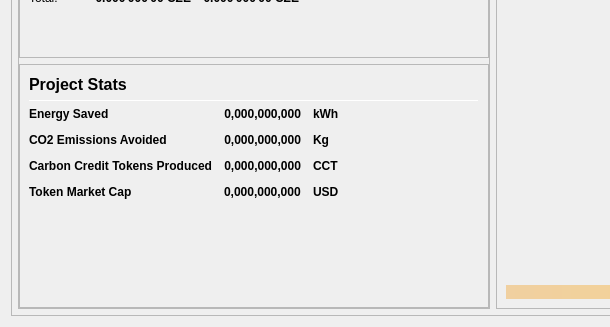
Carbon-Zero/CarbonZero, file src/qt/forms/overviewpage.ui: the form before one commit; both pictures show x 0 to 610 and y 514 to 841 of the 978 by 841 pixel window.
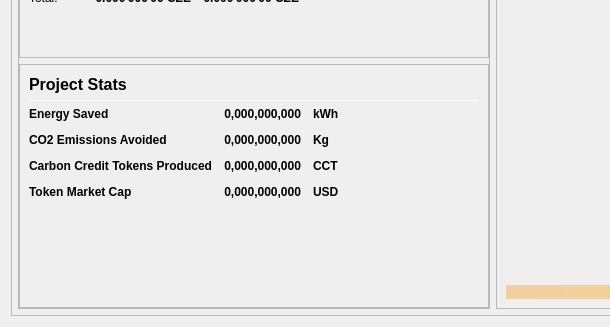
The form after the commit.

Diff of the .ui file:
```diff
--- a/src/qt/forms/overviewpage.ui
+++ b/src/qt/forms/overviewpage.ui
@@ -901,7 +901,7 @@
                       </widget>
                      </item>
                      <item>
-                      <layout class="QGridLayout" name="gridLayout_5" rowstretch="0,0,0,0,0,0">
+                      <layout class="QGridLayout" name="gridLayout_5" rowstretch="0,0,0,0,0">
                        <property name="spacing">
                         <number>12</number>
                        </property>
@@ -916,6 +916,9 @@
                          <property name="text">
                           <string>0,000,000,000</string>
                          </property>
+                         <property name="alignment">
+                          <set>Qt::AlignRight|Qt::AlignTrailing|Qt::AlignVCenter</set>
+                         </property>
                         </widget>
                        </item>
                        <item row="1" column="1">
@@ -948,6 +951,35 @@
                          <property name="text">
                           <string>Token Market Cap</string>
                          </property>
+                         <property name="indent">
+                          <number>0</number>
+                         </property>
+                        </widget>
+                       </item>
+                       <item row="4" column="3">
+                        <spacer name="horizontalSpacer_4">
+                         <property name="orientation">
+                          <enum>Qt::Horizontal</enum>
+                         </property>
+                         <property name="sizeHint" stdset="0">
+                          <size>
+                           <width>40</width>
+                           <height>14</height>
+                          </size>
+                         </property>
+                        </spacer>
+                       </item>
+                       <item row="4" column="2">
+                        <widget class="QLabel" name="labelMarketCapUnitText">
+                         <property name="font">
+                          <font>
+                           <weight>75</weight>
+                           <bold>true</bold>
+                          </font>
+                         </property>
+                         <property name="text">
+                          <string>USD</string>
+                         </property>
                         </widget>
                        </item>
                        <item row="2" column="1">
@@ -1075,32 +1107,6 @@
                          </property>
                         </widget>
                        </item>
-                       <item row="4" column="2">
-                        <widget class="QLabel" name="labelMarketCapUnitText">
-                         <property name="font">
-                          <font>
-                           <weight>75</weight>
-                           <bold>true</bold>
-                          </font>
-                         </property>
-                         <property name="text">
-                          <string>USD</string>
-                         </property>
-                        </widget>
-                       </item>
-                       <item row="5" column="3">
-                        <spacer name="horizontalSpacer_5">
-                         <property name="orientation">
-                          <enum>Qt::Horizontal</enum>
-                         </property>
-                         <property name="sizeHint" stdset="0">
-                          <size>
-                           <width>40</width>
-                           <height>14</height>
-                          </size>
-                         </property>
-                        </spacer>
-                       </item>
                       </layout>
                      </item>
                      <item>
```
